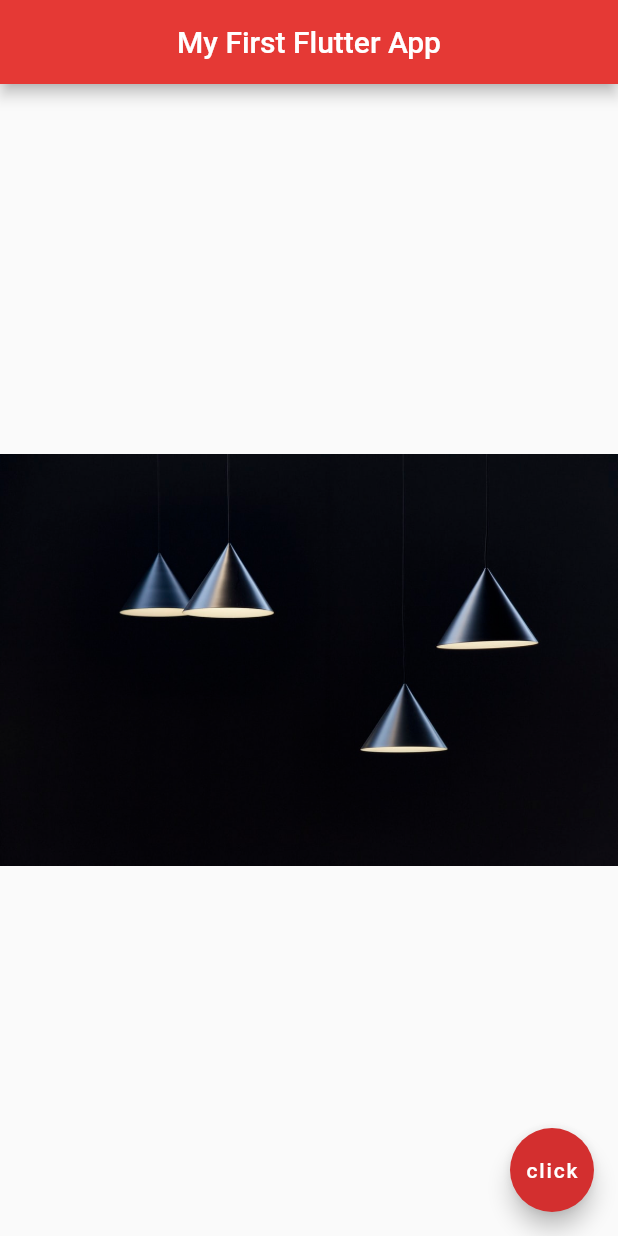
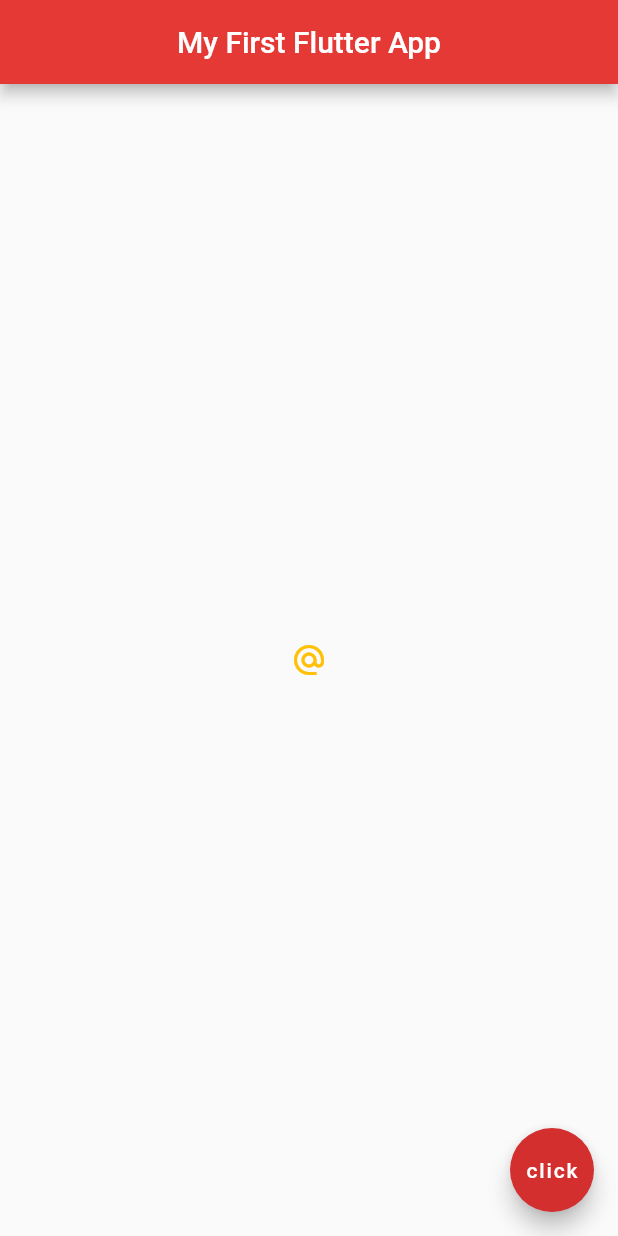
Before and after one commit to aqeebimtiaz/flutter_tutorial, a Flutter app: the screen it shows after launch, on a phone screen of 412 x 824 dp. Run offline on Flutter 3.47's test engine with Material 2 defaults, Android fonts, the phone set to English and light mode, and no system bars.

Commit message:
[ADD] upto vid 9 - Buttons & Icons

```diff
--- a/lib/main.dart
+++ b/lib/main.dart
@@ -18,7 +18,13 @@ class Home extends StatelessWidget {
             backgroundColor: Colors.red[600]
         ),
         body: Center(
-          child: Image.asset("assets/images/photo1.jpeg"),
+          child: IconButton(
+            onPressed: () {
+              print('Clicked');
+            },
+            icon: Icon( Icons.alternate_email ),
+            color: Colors.amber,
+          )
         ),
         floatingActionButton: FloatingActionButton(
           child: Text('click'),
```
